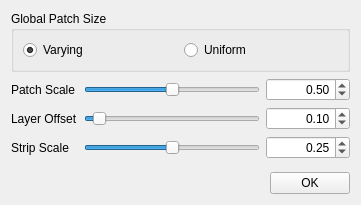
First picture: the form in forms/NeoWeavePanel.ui, repository TopModLab/Unfolding, before the edit.
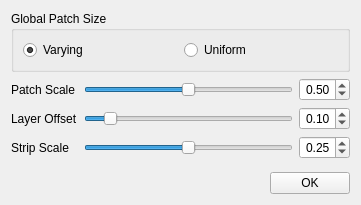
Second picture: the form after the edit.

Patch:
```diff
--- a/forms/NeoWeavePanel.ui
+++ b/forms/NeoWeavePanel.ui
@@ -118,7 +118,7 @@
         <set>Qt::AlignRight|Qt::AlignTrailing|Qt::AlignVCenter</set>
        </property>
        <property name="maximum">
-        <double>99999999.000000000000000</double>
+        <double>1.000000000000000</double>
        </property>
        <property name="singleStep">
         <double>0.100000000000000</double>
@@ -145,7 +145,7 @@
      <item row="1" column="1">
       <widget class="QSlider" name="layerOffsetSlider">
        <property name="maximum">
-        <number>200</number>
+        <number>100</number>
        </property>
        <property name="value">
         <number>10</number>
```
Left out of the diff: 2 changed lines with no effect on the pictures.
